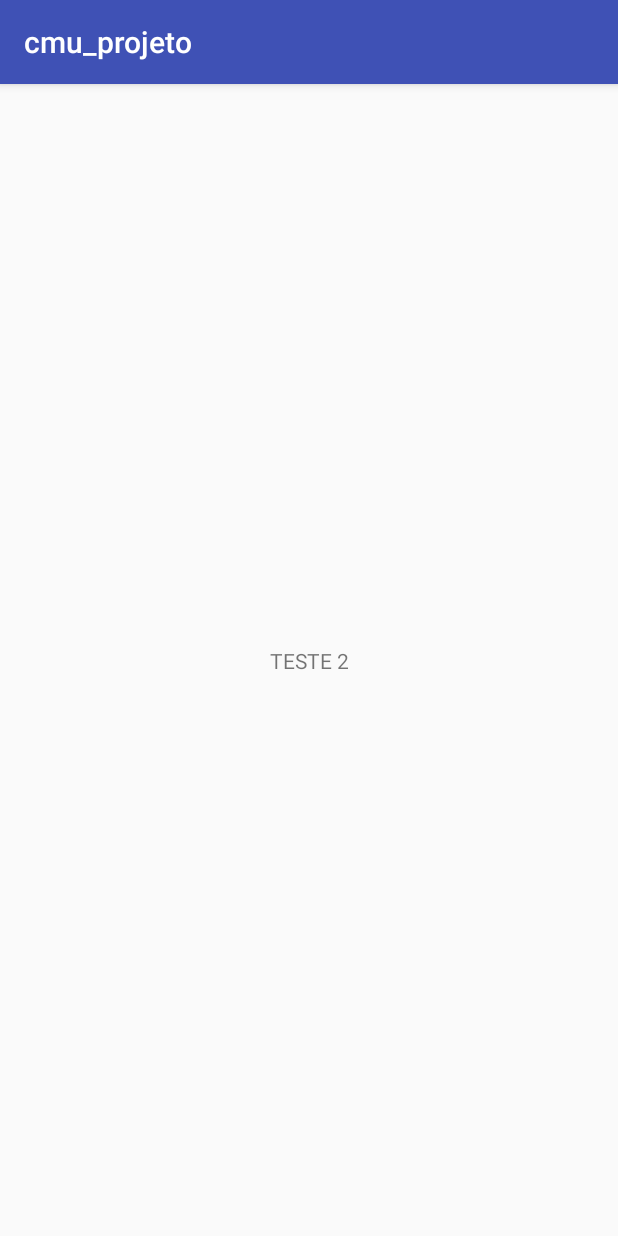
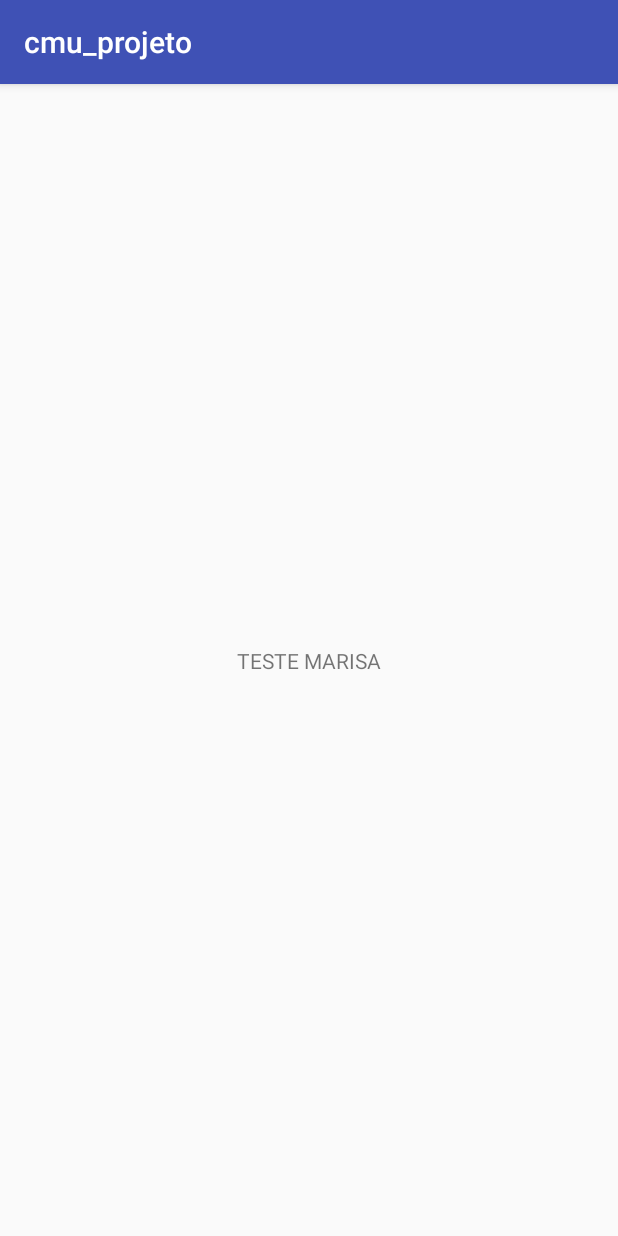
Before and after one commit to margaridans/cmu_projeto, an Android app: the screen it shows after launch (cmu_projetoActivity), on a phone screen of 412 x 824 dp. Run offline under Robolectric (Android 15) with nearby library versions, the phone set to English and light mode, and no system bars.

Commit message:
teste marisa

```diff
--- a/app/src/main/res/layout/activity_cmu_projeto.xml
+++ b/app/src/main/res/layout/activity_cmu_projeto.xml
@@ -10,7 +10,7 @@
     <TextView
         android:layout_width="wrap_content"
         android:layout_height="wrap_content"
-        android:text="TESTE 2"
+        android:text="TESTE MARISA"
         app:layout_constraintBottom_toBottomOf="parent"
         app:layout_constraintLeft_toLeftOf="parent"
         app:layout_constraintRight_toRightOf="parent"
```
